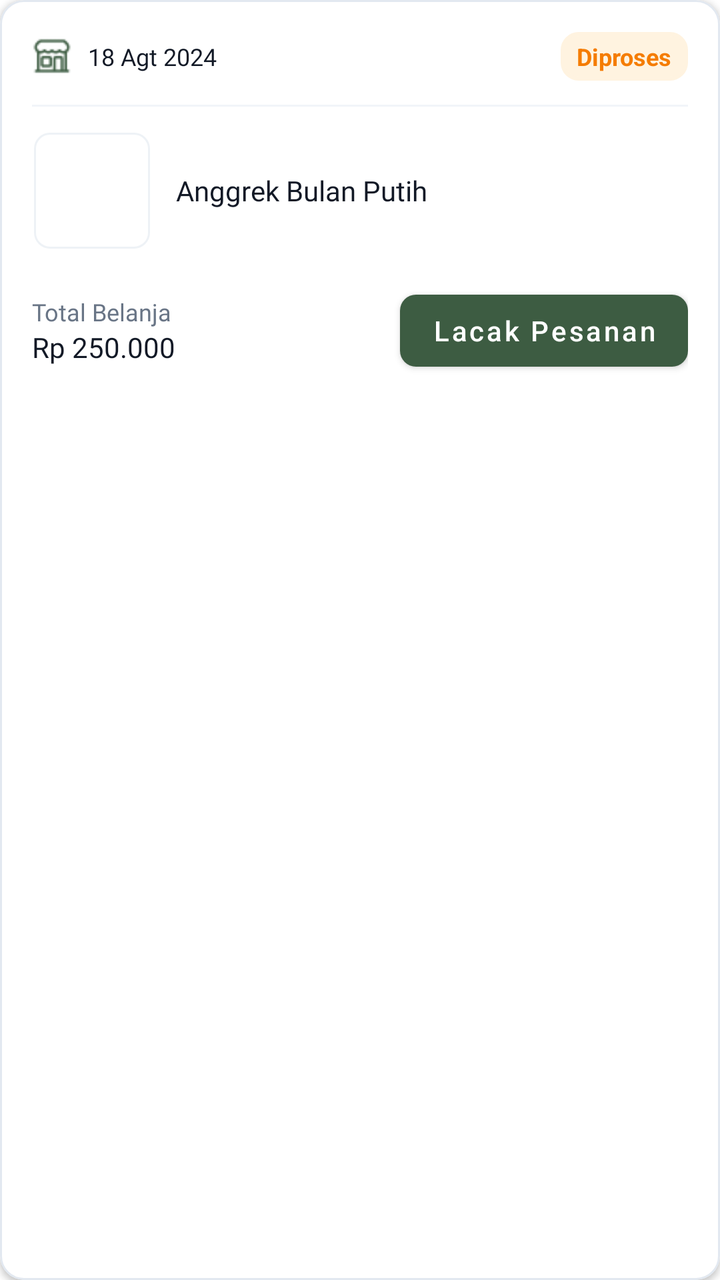
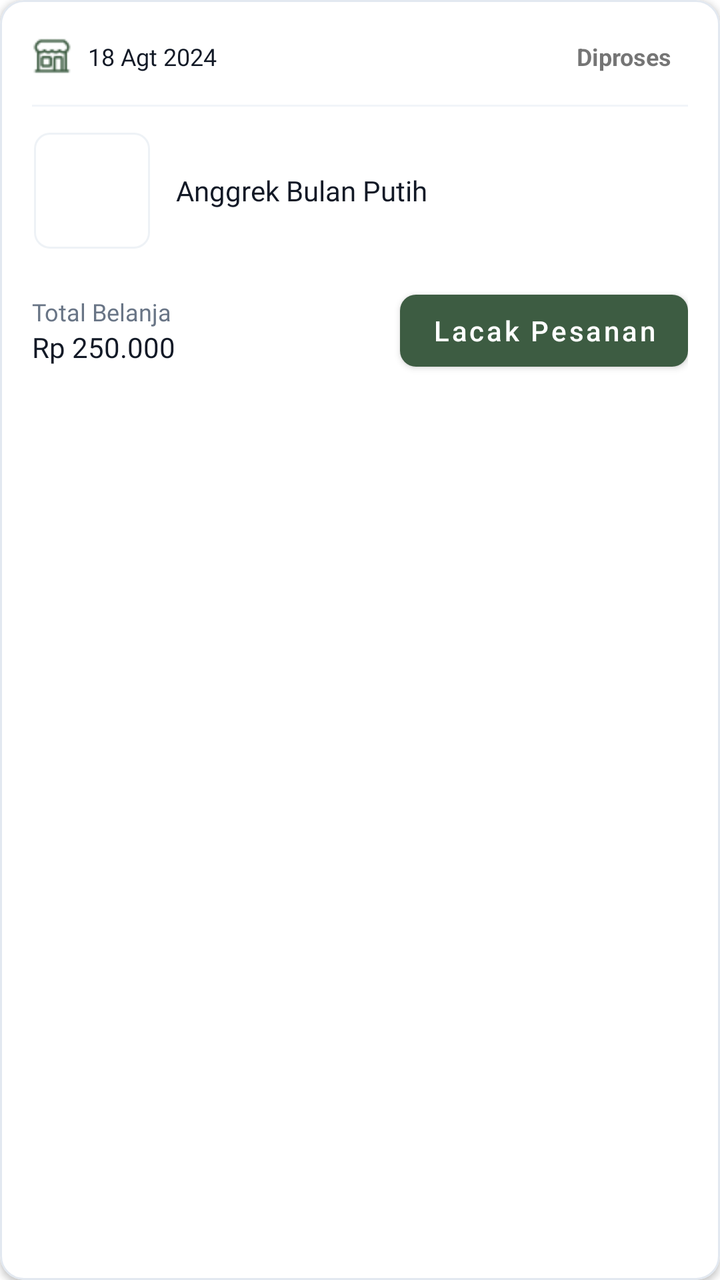

The first picture is an Android layout as it rendered before a commit; the second is the same layout after the commit. The layout source and the unified diff follow.
<!-- AndroidManifest.xml: application theme Theme.Florist -->
<!-- res/layout/item_order.xml -->
<?xml version="1.0" encoding="utf-8"?>
<com.google.android.material.card.MaterialCardView
    xmlns:android="http://schemas.android.com/apk/res/android"
    xmlns:app="http://schemas.android.com/apk/res-auto"
    android:layout_width="match_parent"
    android:layout_height="wrap_content"
    android:layout_marginHorizontal="16dp"
    android:layout_marginTop="8dp"
    android:layout_marginBottom="8dp"
    app:cardCornerRadius="12dp"
    app:cardElevation="2dp"
    app:strokeWidth="1dp"
    app:strokeColor="#E2E8F0">

    <LinearLayout
        android:layout_width="match_parent"
        android:layout_height="wrap_content"
        android:orientation="vertical"
        android:padding="16dp">

        <RelativeLayout
            android:layout_width="match_parent"
            android:layout_height="wrap_content">

            <ImageView
                android:id="@+id/imgStoreIcon"
                android:layout_width="20dp"
                android:layout_height="20dp"
                android:src="@drawable/building"
                android:layout_centerVertical="true"/>

            <TextView
                android:id="@+id/tvOrderDate"
                android:layout_width="wrap_content"
                android:layout_height="wrap_content"
                android:layout_toEndOf="@id/imgStoreIcon"
                android:layout_marginStart="8dp"
                android:layout_centerVertical="true"
                android:text="18 Agt 2024"
                style="@style/body_sm_bold"
                android:textColor="@color/gray_900" />

            <TextView
                android:id="@+id/tvOrderStatus"
                android:layout_width="wrap_content"
                android:layout_height="wrap_content"
                android:layout_alignParentEnd="true"
                android:layout_centerVertical="true"
                android:background="@drawable/rounded_gray_layout"
                android:backgroundTint="#FFF3E0"
                android:paddingHorizontal="8dp"
                android:paddingVertical="4dp"
                android:text="Diproses"
                android:textColor="#F57C00"
                android:textSize="12sp"
                android:textStyle="bold" />
        </RelativeLayout>

        <View
            android:layout_width="match_parent"
            android:layout_height="1dp"
            android:background="#F1F5F9"
            android:layout_marginVertical="12dp"/>

        <LinearLayout
            android:layout_width="match_parent"
            android:layout_height="wrap_content"
            android:orientation="horizontal">

            <ImageView
                android:id="@+id/imgProduct"
                android:layout_width="60dp"
                android:layout_height="60dp"
                android:scaleType="centerCrop"
                android:background="@drawable/rounded_gray_layout"
                android:clipToOutline="true" />

            <LinearLayout
                android:layout_width="0dp"
                android:layout_height="wrap_content"
                android:layout_weight="1"
                android:orientation="vertical"
                android:layout_marginStart="12dp"
                android:layout_gravity="center_vertical">

                <TextView
                    android:id="@+id/tvProductName"
                    android:layout_width="wrap_content"
                    android:layout_height="wrap_content"
                    android:text="Anggrek Bulan Putih"
                    style="@style/body_md_bold"
                    android:textColor="@color/black"
                    android:maxLines="1"
                    android:ellipsize="end"/>

                <TextView
                    android:id="@+id/tvOtherProductsCount"
                    android:layout_width="wrap_content"
                    android:layout_height="wrap_content"
                    android:text="+2 produk lainnya"
                    style="@style/body_sm_regular"
                    android:textColor="@color/text_secondary"
                    android:visibility="gone"/>
            </LinearLayout>
        </LinearLayout>

        <RelativeLayout
            android:layout_width="match_parent"
            android:layout_height="wrap_content"
            android:layout_marginTop="16dp">

            <LinearLayout
                android:layout_width="wrap_content"
                android:layout_height="wrap_content"
                android:orientation="vertical"
                android:layout_centerVertical="true">

                <TextView
                    android:layout_width="wrap_content"
                    android:layout_height="wrap_content"
                    android:text="Total Belanja"
                    style="@style/body_sm_regular"
                    android:textColor="@color/text_secondary"/>

                <TextView
                    android:id="@+id/tvTotalAmount"
                    android:layout_width="wrap_content"
                    android:layout_height="wrap_content"
                    android:text="Rp 250.000"
                    style="@style/body_md_bold"
                    android:textColor="@color/black"/>
            </LinearLayout>

            <com.google.android.material.button.MaterialButton
                android:id="@+id/btnOrderAction"
                style="@style/Widget.MaterialComponents.Button"
                android:layout_width="wrap_content"
                android:layout_height="wrap_content"
                android:layout_alignParentEnd="true"
                android:layout_centerVertical="true"
                android:text="Lacak Pesanan"
                android:textAllCaps="false"
                app:cornerRadius="8dp" />
        </RelativeLayout>
    </LinearLayout>
</com.google.android.material.card.MaterialCardView>
<!-- resources referenced by this layout -->
<resources>
  <color name="black">#121926</color>
  <color name="gray_900">#121926</color>
  <color name="text_secondary">@color/gray_500</color>
  <!-- drawable building: png bitmap (drawable, 695 bytes) -->
  <!-- drawable rounded_gray_layout (drawable) -->
  <?xml version="1.0" encoding="utf-8"?>
  <shape xmlns:android="http://schemas.android.com/apk/res/android"
      android:shape="rectangle">
  
      <solid android:color="@color/white"/>
      <stroke android:color="@color/border_tertiary" android:width="2dp"/>
      <corners android:bottomLeftRadius="8dp"
          android:bottomRightRadius="8dp"
          android:topLeftRadius="8dp"
          android:topRightRadius="8dp"/>
  
  </shape>
  <style name="body_md_bold">
          <item name="android:fontFamily">@font/nunito_sans_bold</item>
          <item name="android:textSize">14sp</item>
          <item name="android:lineSpacingMultiplier">0.87</item>
          <item name="android:lineSpacingExtra">2sp</item>
      </style>
  <style name="body_sm_bold">
          <item name="android:fontFamily">@font/nunito_sans_bold</item>
          <item name="android:textSize">12sp</item>
          <item name="android:lineSpacingMultiplier">0.86</item>
          <item name="android:lineSpacingExtra">2sp</item>
      </style>
  <style name="body_sm_regular">
          <item name="android:fontFamily">@font/nunitosans_regular</item>
          <item name="android:textSize">12sp</item>
          <item name="android:lineSpacingMultiplier">0.75</item>
          <item name="android:lineSpacingExtra">2sp</item>
      </style>
  <style name="Theme.Florist" parent="Theme.MaterialComponents.Light.NoActionBar">
          
          <item name="colorPrimary">@color/main_color</item>
          <item name="colorPrimaryVariant">@color/main_color</item>
          <item name="colorOnPrimary">@color/white</item>
          
          <item name="colorSecondary">@color/teal_200</item>
          <item name="colorSecondaryVariant">@color/teal_700</item>
          <item name="colorOnSecondary">@color/black</item>
          
          <item name="android:statusBarColor">?attr/colorPrimaryVariant</item>
          <item name="android:autoCompleteTextViewStyle">@drawable/rounded_normal_edittext</item>
  
          
      </style>
  <color name="gray_500">#697586</color>
  <color name="white">#FFFFFF</color>
  <color name="border_tertiary">@color/gray_100</color>
  <color name="main_color">#3D5C42</color>
  <color name="teal_200">#FF03DAC5</color>
  <color name="teal_700">#FF018786</color>
  <!-- drawable rounded_normal_edittext (drawable) -->
  <?xml version="1.0" encoding="utf-8"?>
  <shape xmlns:android="http://schemas.android.com/apk/res/android"
      android:shape="rectangle">
  
      <solid android:color="@color/white"/>
      <stroke android:color="@color/border_secondary" android:width="1dp"/>
      <corners android:bottomLeftRadius="8dp"
          android:bottomRightRadius="8dp"
          android:topLeftRadius="8dp"
          android:topRightRadius="8dp"/>
  
  </shape>
  <color name="gray_100">#EEF2F6</color>
  <color name="border_secondary">@color/gray_400</color>
  <color name="gray_400">#9AA4B2</color>
</resources>

<!-- the commit's change to res/layout/item_order.xml (unified diff, before → after) -->
@@ -46,12 +46,9 @@
                 android:layout_height="wrap_content"
                 android:layout_alignParentEnd="true"
                 android:layout_centerVertical="true"
-                android:background="@drawable/rounded_gray_layout"
-                android:backgroundTint="#FFF3E0"
                 android:paddingHorizontal="8dp"
                 android:paddingVertical="4dp"
                 android:text="Diproses"
-                android:textColor="#F57C00"
                 android:textSize="12sp"
                 android:textStyle="bold" />
         </RelativeLayout>
